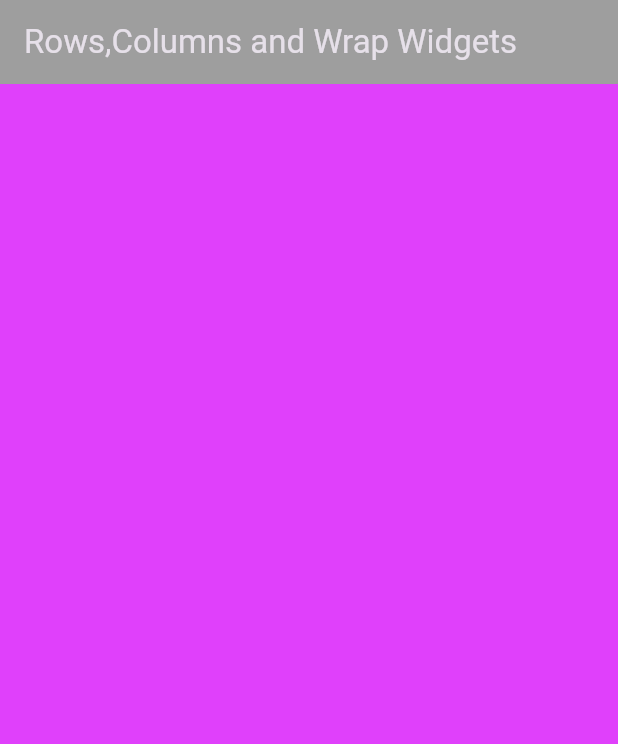
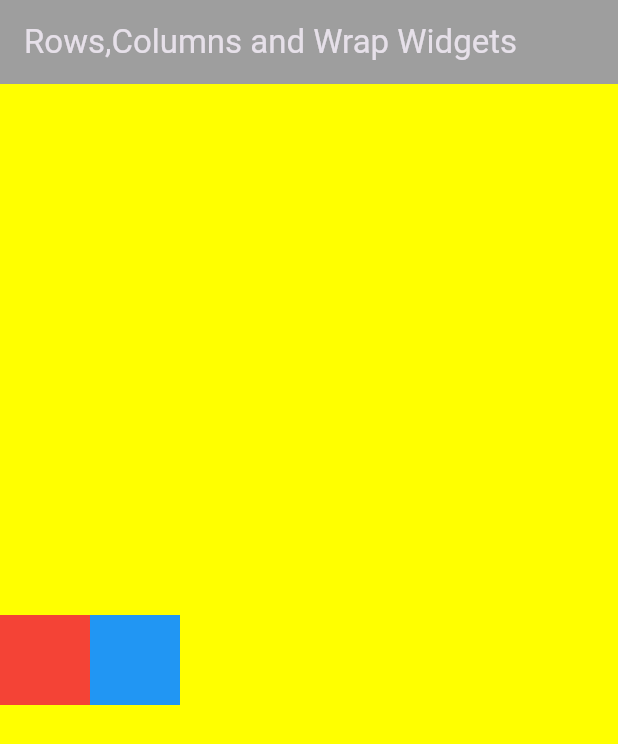
Before and after one commit to DevanshSadhya/Flutter_Basics, a Flutter app: the screen it shows after launch, on a phone screen of 412 x 824 dp. Shown: the top 744 px of the screen. Run offline on Flutter 3.47's test engine with Material 3 defaults, Android fonts, the phone set to English and light mode, and no system bars.

Commit message:
2nd Rows,Columns and Wraps widgets

```diff
--- a/flutter_basics_appsbuilding/lib/Widgets/rowscols.dart
+++ b/flutter_basics_appsbuilding/lib/Widgets/rowscols.dart
@@ -16,9 +16,24 @@ class RowsCols extends StatelessWidget {
         title: Text("Rows,Columns and Wrap Widgets"),
         backgroundColor: Colors.grey,
       ),
-      backgroundColor: Colors.purpleAccent,
       body: Container(
-
+        height: h,
+        width: w,
+        color: Colors.yellowAccent,
+        child: Row(
+          children: [
+            Container(
+              height: 60,
+              width: 60,
+              color: Colors.red,
+            ),
+            Container(
+              height: 60,
+              width: 60,
+              color: Colors.blue,
+            )
+          ],
+        ),
       ),
     );
   }
```
